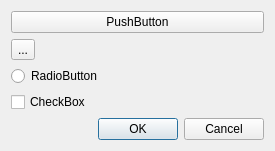
Before: the Qt Designer form items/PicturePropertiesItem.ui in enricoros/fotowall, drawn with Qt 5.
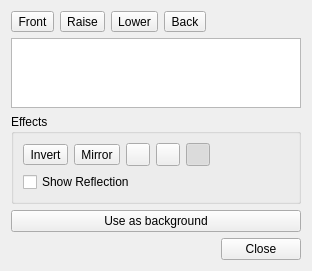
After: the same form once the commit is applied. Icons and pictures are not drawn.

Commit message: Frame Factory: lists and creates available frames + the default one.

The edit to the form file:
```diff
--- a/items/PicturePropertiesItem.ui
+++ b/items/PicturePropertiesItem.ui
@@ -6,46 +6,223 @@
    <rect>
     <x>0</x>
     <y>0</y>
-    <width>275</width>
-    <height>149</height>
+    <width>312</width>
+    <height>269</height>
    </rect>
   </property>
   <property name="windowTitle">
    <string>Form</string>
   </property>
   <layout class="QVBoxLayout" name="verticalLayout">
+   <item>
+    <layout class="QHBoxLayout" name="horizontalLayout">
+     <item>
+      <widget class="QToolButton" name="toolButton_7">
+       <property name="text">
+        <string>Front</string>
+       </property>
+       <property name="icon">
+        <iconset resource="../fotowall.qrc">
+         <normaloff>:/data/action-order-front.png</normaloff>:/data/action-order-front.png</iconset>
+       </property>
+       <property name="toolButtonStyle">
+        <enum>Qt::ToolButtonTextBesideIcon</enum>
+       </property>
+      </widget>
+     </item>
+     <item>
+      <widget class="QToolButton" name="toolButton_8">
+       <property name="text">
+        <string>Raise</string>
+       </property>
+       <property name="icon">
+        <iconset resource="../fotowall.qrc">
+         <normaloff>:/data/action-order-raise.png</normaloff>:/data/action-order-raise.png</iconset>
+       </property>
+       <property name="toolButtonStyle">
+        <enum>Qt::ToolButtonTextBesideIcon</enum>
+       </property>
+      </widget>
+     </item>
+     <item>
+      <widget class="QToolButton" name="toolButton_9">
+       <property name="text">
+        <string>Lower</string>
+       </property>
+       <property name="icon">
+        <iconset resource="../fotowall.qrc">
+         <normaloff>:/data/action-order-lower.png</normaloff>:/data/action-order-lower.png</iconset>
+       </property>
+       <property name="toolButtonStyle">
+        <enum>Qt::ToolButtonTextBesideIcon</enum>
+       </property>
+      </widget>
+     </item>
+     <item>
+      <widget class="QToolButton" name="toolButton_10">
+       <property name="text">
+        <string>Back</string>
+       </property>
+       <property name="icon">
+        <iconset resource="../fotowall.qrc">
+         <normaloff>:/data/action-order-back.png</normaloff>:/data/action-order-back.png</iconset>
+       </property>
+       <property name="toolButtonStyle">
+        <enum>Qt::ToolButtonTextBesideIcon</enum>
+       </property>
+      </widget>
+     </item>
+     <item>
+      <spacer name="horizontalSpacer">
+       <property name="orientation">
+        <enum>Qt::Horizontal</enum>
+       </property>
+       <property name="sizeHint" stdset="0">
+        <size>
+         <width>40</width>
+         <height>20</height>
+        </size>
+       </property>
+      </spacer>
+     </item>
+    </layout>
+   </item>
+   <item>
+    <widget class="QListWidget" name="listWidget">
+     <property name="selectionBehavior">
+      <enum>QAbstractItemView::SelectRows</enum>
+     </property>
+     <property name="iconSize">
+      <size>
+       <width>48</width>
+       <height>48</height>
+      </size>
+     </property>
+     <property name="verticalScrollMode">
+      <enum>QAbstractItemView::ScrollPerPixel</enum>
+     </property>
+     <property name="viewMode">
+      <enum>QListView::IconMode</enum>
+     </property>
+    </widget>
+   </item>
+   <item>
+    <widget class="QGroupBox" name="groupBox_2">
+     <property name="title">
+      <string>Effects</string>
+     </property>
+     <layout class="QGridLayout" name="gridLayout">
+      <item row="0" column="0">
+       <widget class="QToolButton" name="toolButton_4">
+        <property name="text">
+         <string>Invert</string>
+        </property>
+        <property name="icon">
+         <iconset resource="../fotowall.qrc">
+          <normaloff>:/data/action-flip-vertical.png</normaloff>:/data/action-flip-vertical.png</iconset>
+        </property>
+        <property name="toolButtonStyle">
+         <enum>Qt::ToolButtonTextBesideIcon</enum>
+        </property>
+       </widget>
+      </item>
+      <item row="0" column="1">
+       <widget class="QToolButton" name="toolButton_3">
+        <property name="text">
+         <string>Mirror</string>
+        </property>
+        <property name="icon">
+         <iconset resource="../fotowall.qrc">
+          <normaloff>:/data/action-flip-horizontal.png</normaloff>:/data/action-flip-horizontal.png</iconset>
+        </property>
+        <property name="toolButtonStyle">
+         <enum>Qt::ToolButtonTextBesideIcon</enum>
+        </property>
+       </widget>
+      </item>
+      <item row="0" column="2">
+       <widget class="QToolButton" name="toolButton_2">
+        <property name="checkable">
+         <bool>true</bool>
+        </property>
+        <property name="toolButtonStyle">
+         <enum>Qt::ToolButtonTextBesideIcon</enum>
+        </property>
+       </widget>
+      </item>
+      <item row="0" column="3">
+       <widget class="QToolButton" name="toolButton_5">
+        <property name="checkable">
+         <bool>true</bool>
+        </property>
+        <property name="toolButtonStyle">
+         <enum>Qt::ToolButtonTextBesideIcon</enum>
+        </property>
+       </widget>
+      </item>
+      <item row="0" column="4">
+       <widget class="QToolButton" name="toolButton_6">
+        <property name="checkable">
+         <bool>true</bool>
+        </property>
+        <property name="checked">
+         <bool>true</bool>
+        </property>
+        <property name="toolButtonStyle">
+         <enum>Qt::ToolButtonTextBesideIcon</enum>
+        </property>
+       </widget>
+      </item>
+      <item row="1" column="0" colspan="5">
+       <widget class="QCheckBox" name="checkBox">
+        <property name="text">
+         <string>Show Reflection</string>
+        </property>
+       </widget>
+      </item>
+      <item row="0" column="5">
+       <spacer name="horizontalSpacer_5">
+        <property name="orientation">
+         <enum>Qt::Horizontal</enum>
+        </property>
+        <property name="sizeHint" stdset="0">
+         <size>
+          <width>40</width>
+          <height>20</height>
+         </size>
+        </property>
+       </spacer>
+      </item>
+     </layout>
+    </widget>
+   </item>
    <item>
     <widget class="QPushButton" name="pushButton">
      <property name="text">
-      <string>PushButton</string>
+      <string>Use as background</string>
      </property>
-    </widget>
-   </item>
-   <item>
-    <widget class="QToolButton" name="toolButton">
-     <property name="text">
-      <string>...</string>
+     <property name="checkable">
+      <bool>true</bool>
      </property>
     </widget>
    </item>
    <item>
-    <widget class="QRadioButton" name="radioButton">
-     <property name="text">
-      <string>RadioButton</string>
+    <spacer name="verticalSpacer">
+     <property name="orientation">
+      <enum>Qt::Vertical</enum>
      </property>
-    </widget>
-   </item>
-   <item>
-    <widget class="QCheckBox" name="checkBox">
-     <property name="text">
-      <string>CheckBox</string>
+     <property name="sizeHint" stdset="0">
+      <size>
+       <width>20</width>
+       <height>40</height>
+      </size>
      </property>
-    </widget>
+    </spacer>
    </item>
    <item>
     <widget class="QDialogButtonBox" name="buttonBox">
      <property name="standardButtons">
-      <set>QDialogButtonBox::Cancel|QDialogButtonBox::Ok</set>
+      <set>QDialogButtonBox::Close</set>
      </property>
     </widget>
    </item>
```
Left out of the diff: 4 changed lines with no effect on the pictures. The commit also changes 21 other files.
